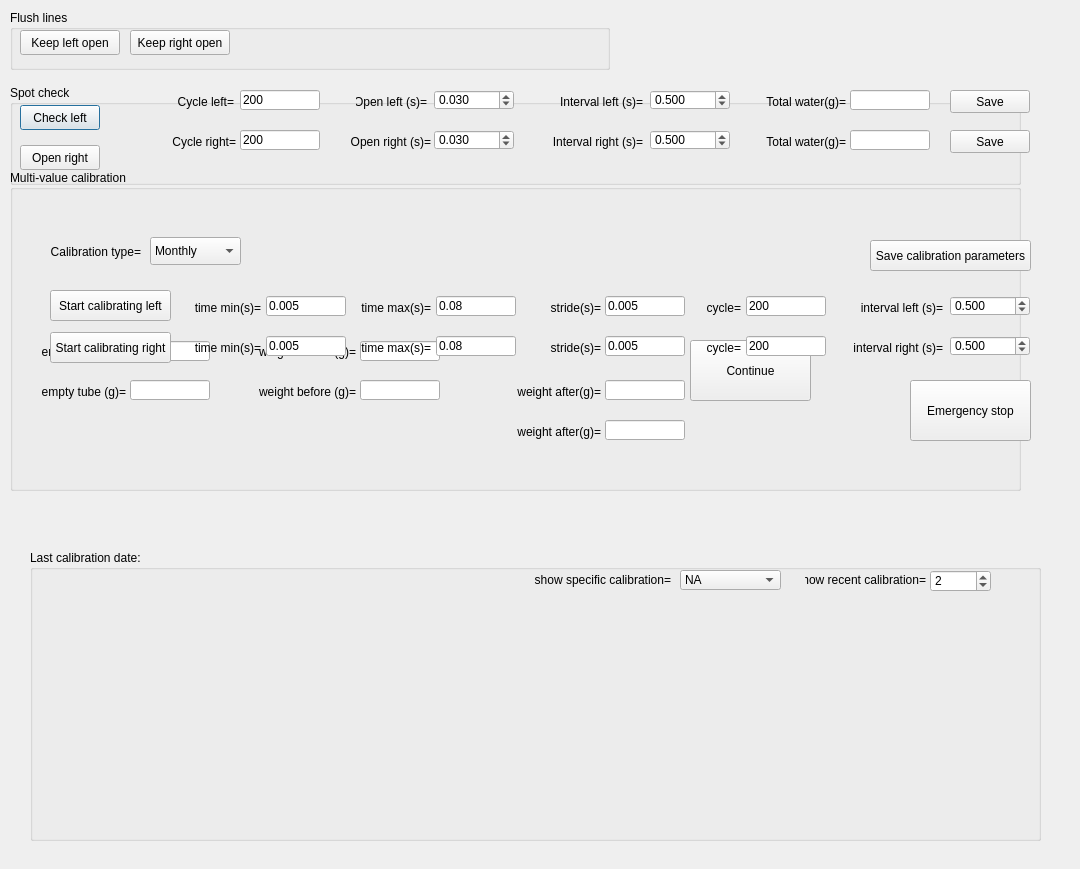
Old version of the form src/foraging_gui/Calibration.ui in the repository AllenNeuralDynamics/dynamic-foraging-task.
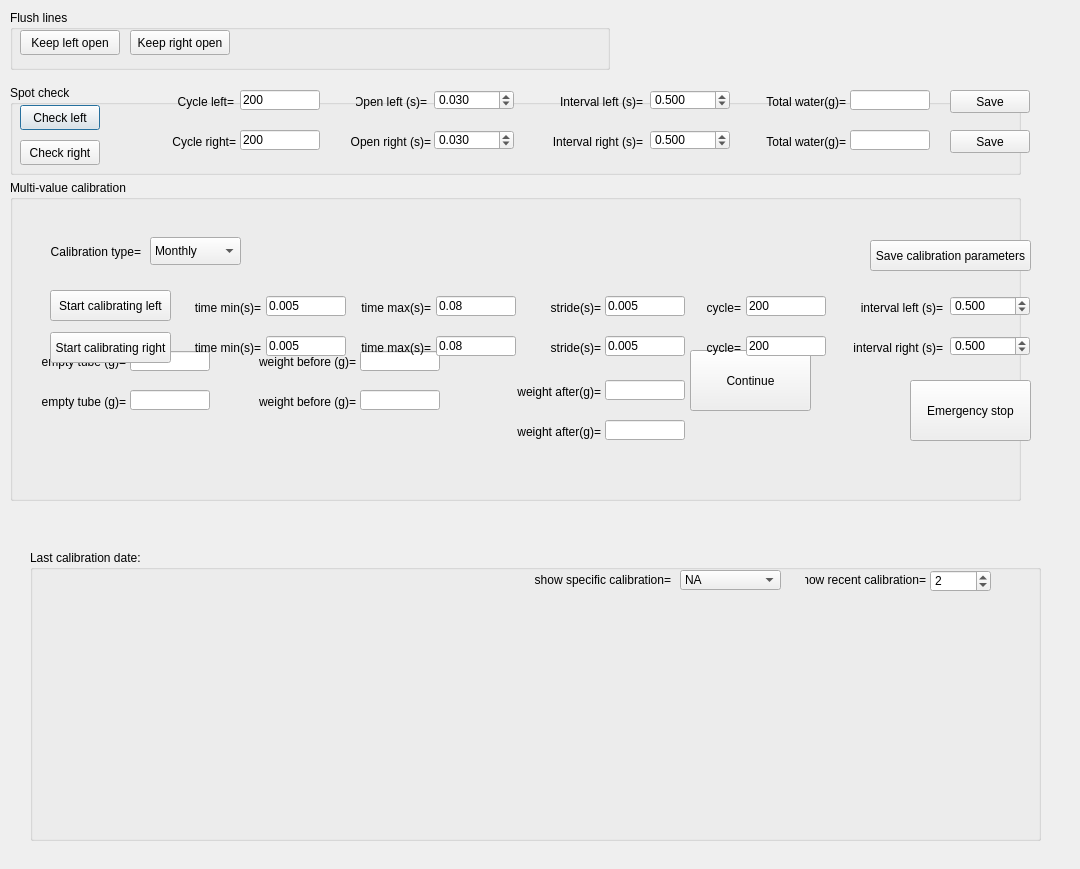
New version of the form.

The edit to the form file:
```diff
--- a/src/foraging_gui/Calibration.ui
+++ b/src/foraging_gui/Calibration.ui
@@ -249,13 +249,13 @@
    <property name="geometry">
     <rect>
      <x>20</x>
-     <y>145</y>
+     <y>140</y>
      <width>80</width>
      <height>25</height>
     </rect>
    </property>
    <property name="text">
-    <string>Open right</string>
+    <string>Check right</string>
    </property>
    <property name="checkable">
     <bool>true</bool>
@@ -1006,7 +1006,7 @@
      <x>10</x>
      <y>85</y>
      <width>1011</width>
-     <height>100</height>
+     <height>90</height>
     </rect>
    </property>
    <property name="title">
@@ -1017,7 +1017,7 @@
    <property name="geometry">
     <rect>
      <x>10</x>
-     <y>170</y>
+     <y>180</y>
      <width>1011</width>
      <height>321</height>
     </rect>
```
